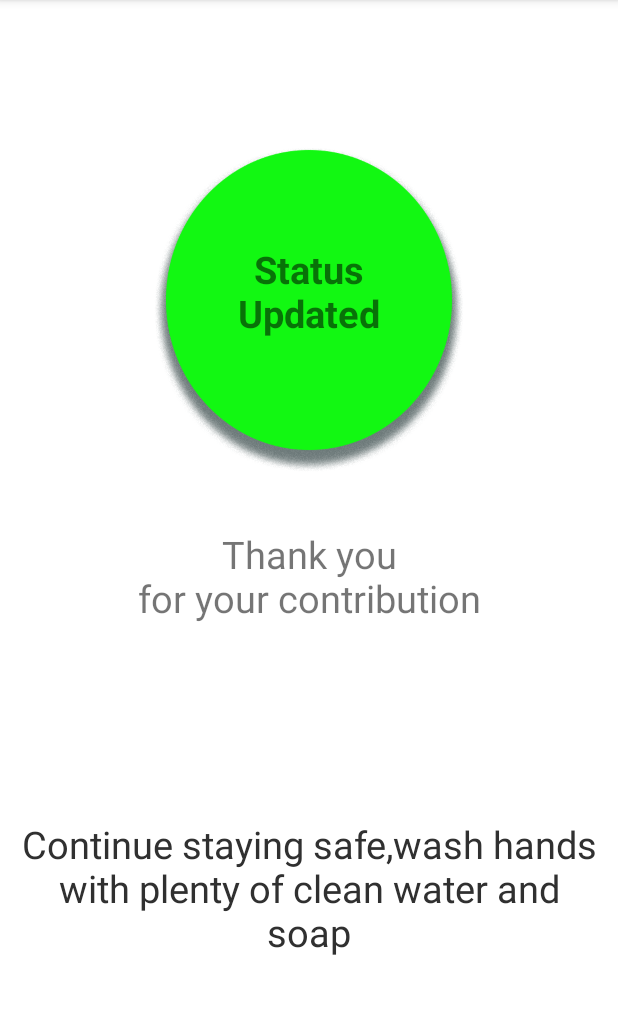
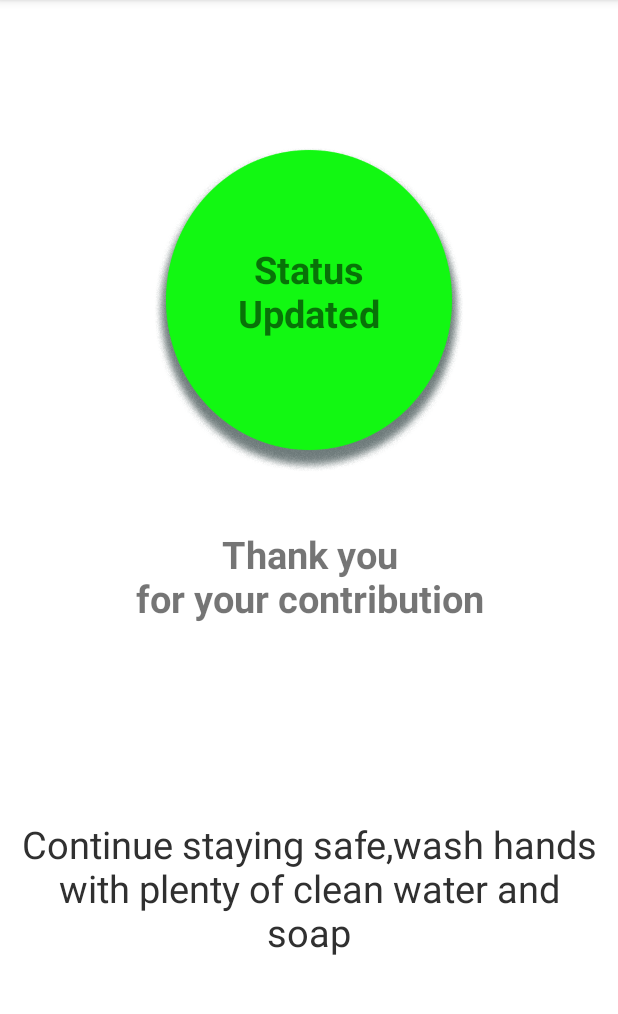
Before and after one commit to solomonshihundu/covid19-contact-tracing, an Android app: the fragment CovidNegativeFragment shown on its own in the app's theme, on a phone screen of 412 x 824 dp, the part 84-1098 px from its top. Run offline under Robolectric (Android 15) with nearby library versions, the light colour scheme and no system bars.

Commit message:
UI, app nagigation

```diff
--- a/app/src/main/AndroidManifest.xml
+++ b/app/src/main/AndroidManifest.xml
@@ -22,6 +22,9 @@
             </intent-filter>
         </activity>
         <activity android:name=".MainActivity">
+            <meta-data
+                android:name="android.support.PARENT_ACTIVITY"
+                android:value=".MainActivity" />
         </activity>
     </application>
 
--- a/app/src/main/java/com/ss/covid_19_tracer/CovidNegativeFragment.java
+++ b/app/src/main/java/com/ss/covid_19_tracer/CovidNegativeFragment.java
@@ -8,9 +8,12 @@ import androidx.fragment.app.Fragment;
 import android.view.LayoutInflater;
 import android.view.View;
 import android.view.ViewGroup;
+import android.widget.Button;
 
-public class CovidNegativeFragment extends Fragment {
+public class CovidNegativeFragment extends Fragment
+{
 
+    private static final String TAG = "NEGATIVE";
 
     public CovidNegativeFragment() {
 
--- /dev/null
+++ b/app/src/main/res/drawable/back.xml
@@ -0,0 +1,5 @@
+<vector android:height="124dp" android:tint="#787878"
+    android:viewportHeight="24.0" android:viewportWidth="24.0"
+    android:width="124dp" xmlns:android="http://schemas.android.com/apk/res/android">
+    <path android:fillColor="#FF000000" android:pathData="M15.41,7.41L14,6l-6,6 6,6 1.41,-1.41L10.83,12z"/>
+</vector>
--- /dev/null
+++ b/app/src/main/res/drawable/close.xml
@@ -0,0 +1,5 @@
+<vector android:height="24dp" android:tint="#787878"
+    android:viewportHeight="24.0" android:viewportWidth="24.0"
+    android:width="24dp" xmlns:android="http://schemas.android.com/apk/res/android">
+    <path android:fillColor="#FF000000" android:pathData="M19,6.41L17.59,5 12,10.59 6.41,5 5,6.41 10.59,12 5,17.59 6.41,19 12,13.41 17.59,19 19,17.59 13.41,12z"/>
+</vector>
--- a/app/src/main/res/layout/fragment_covid_negative.xml
+++ b/app/src/main/res/layout/fragment_covid_negative.xml
@@ -26,21 +26,47 @@
             app:layout_constraintVertical_bias="0.23"
             />
 
-        <TextView
-            android:id="@+id/thanks_for_contribution_txt"
-            android:layout_width="match_parent"
+        <ViewFlipper
+            android:id="@+id/viewFlipper1"
+            android:layout_width="wrap_content"
             android:layout_height="wrap_content"
-            android:text="@string/contribution"
-            android:textSize="25sp"
-            android:gravity="center_horizontal"
-            android:paddingHorizontal="10dp"
-            android:layout_marginVertical="10dp"
+            android:inAnimation="@android:anim/slide_in_left"
+            android:outAnimation="@android:anim/slide_out_right"
+            android:autoStart="true"
+            android:layout_marginTop="20dp"
+            android:layout_marginBottom="20dp"
+            android:layout_gravity="center_horizontal"
+            android:layout_marginLeft="30dp"
+            android:layout_marginRight="30dp"
+            android:flipInterval="3000"
             app:layout_constraintTop_toTopOf="parent"
             app:layout_constraintLeft_toLeftOf="parent"
             app:layout_constraintRight_toRightOf="parent"
             app:layout_constraintBottom_toBottomOf="parent"
             app:layout_constraintVertical_bias="0.5"
-            />
+            >
+
+            <TextView
+                android:id="@+id/on_textview"
+                android:layout_width="wrap_content"
+                android:layout_height="wrap_content"
+                android:gravity="center"
+                android:textStyle="bold"
+                android:layout_gravity="center_horizontal"
+                android:textSize="25sp"
+                android:text="@string/contribution" />
+
+            <TextView
+                android:id="@+id/off_textview"
+                android:layout_width="wrap_content"
+                android:layout_height="wrap_content"
+                android:gravity="center"
+                android:textStyle="bold"
+                android:layout_gravity="center_horizontal"
+                android:textSize="25sp"
+                android:text="@string/update_status_rem" />
+
+        </ViewFlipper>
 
         <TextView
             android:id="@+id/stay_safe_txt"
@@ -56,7 +82,7 @@
             app:layout_constraintHorizontal_bias="0.5"
             app:layout_constraintLeft_toLeftOf="parent"
             app:layout_constraintRight_toRightOf="parent"
-            app:layout_constraintTop_toBottomOf="@id/thanks_for_contribution_txt" />
+            app:layout_constraintTop_toBottomOf="@id/viewFlipper1" />
 
 
     </androidx.constraintlayout.widget.ConstraintLayout>
--- a/app/src/main/res/values/strings.xml
+++ b/app/src/main/res/values/strings.xml
@@ -13,5 +13,6 @@
 
     <!-- TODO: Remove or change this placeholder text -->
     <string name="hello_blank_fragment">Hello blank fragment</string>
+    <string name="update_status_rem">Please remember to update\nyour status in 14 days time</string>
 
 </resources>
```
Also changed, not shown: app/src/main/java/com/ss/covid_19_tracer/CovidPositiveFragment.java (+9 -3 lines), app/src/main/java/com/ss/covid_19_tracer/HomePageFragment.java (+23 -1 lines), app/src/main/java/com/ss/covid_19_tracer/MainActivity.java (+18 -1 lines), app/src/main/res/layout/fragment_covid_positive.xml (+38 -10 lines).
